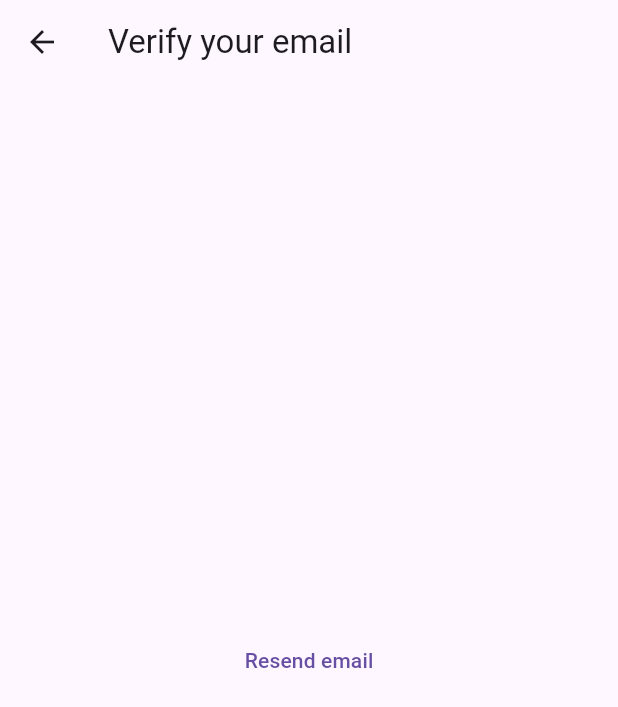
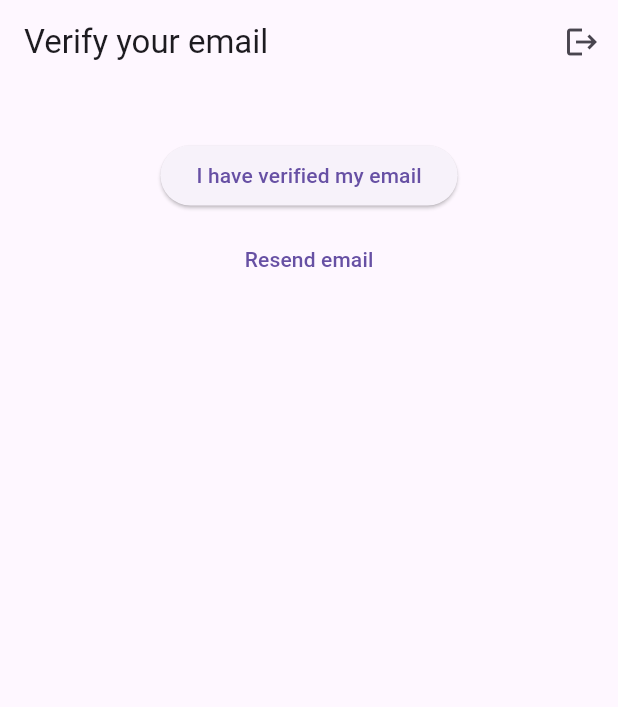
Before and after one commit to ValentinVignal/periodik, a Flutter app: the VerifyEmailScreen screen opened by its route, on a phone screen of 412 x 824 dp. Shown: the top 707 px of the screen. Run offline on Flutter 3.47's test engine with Material 2 defaults, Android fonts, the phone set to English and light mode, and no system bars; our stand-ins replace firebase_auth, firebase_core, go_router, url_strategy; accounts and stored records are empty.

Commit message:
:truck: Move verify email screen inside logged screen

```diff
--- a/lib/screens/verify_email_screen.dart
+++ b/lib/screens/verify_email_screen.dart
@@ -1,19 +1,102 @@
+import 'dart:async';
+
+import 'package:firebase_auth/firebase_auth.dart';
 import 'package:flutter/material.dart';
+import 'package:logging/logging.dart';
+import 'package:periodik/utils/iterable_extension.dart';
+import 'package:periodik/utils/user_notifier.dart';
+import 'package:periodik/widgets/animated_visibility.dart';
 
-class VerifyEmailScreen extends StatelessWidget {
+final _logger = Logger('VerifyEmailScreen');
+
+class VerifyEmailScreen extends StatefulWidget {
   const VerifyEmailScreen({super.key});
+
+  @override
+  State<VerifyEmailScreen> createState() => _VerifyEmailScreenState();
+}
+
+class _VerifyEmailScreenState extends State<VerifyEmailScreen> {
+  var _error = '';
+  late final Timer _timer;
+
+  @override
+  void initState() {
+    super.initState();
+    _timer = Timer.periodic(const Duration(seconds: 2), (timer) {
+      if (mounted) {
+        FirebaseAuth.instance.currentUser!.reload();
+      }
+    });
+  }
+
+  @override
+  void dispose() {
+    _timer.cancel();
+    super.dispose();
+  }
 
   @override
   Widget build(BuildContext context) {
     return Scaffold(
       appBar: AppBar(
         title: const Text('Verify your email'),
+        actions: [
+          IconButton(
+            onPressed: FirebaseAuth.instance.signOut,
+            icon: const Icon(Icons.logout),
+          ),
+        ],
       ),
-      body: Center(
-        child: TextButton(
-          onPressed: () {},
-          child: const Text('Resend email'),
-        ),
+      body: ListView(
+        children: [
+          AnimatedBuilder(
+            animation: userNotifier,
+            builder: (context, _) {
+              return Center(
+                child: Text(userNotifier.value?.email ?? ''),
+              );
+            },
+          ),
+          AnimatedVisibility(
+            visible: _error.isNotEmpty,
+            child: Text(
+              _error,
+              style: TextStyle(color: Theme.of(context).colorScheme.error),
+            ),
+          ),
+          Center(
+            child: ElevatedButton(
+              onPressed: () {
+                FirebaseAuth.instance.currentUser!.reload();
+              },
+              child: const Text('I have verified my email'),
+            ),
+          ),
+          Center(
+            child: TextButton(
+              onPressed: () async {
+                setState(() {
+                  _error = '';
+                });
+                try {
+                  await FirebaseAuth.instance.currentUser!
+                      .sendEmailVerification();
+                } catch (error, stackTrace) {
+                  _logger.severe(
+                    'Could not send the email verification',
+                    error,
+                    stackTrace,
+                  );
+                  setState(() {
+                    _error = 'Unknown error';
+                  });
+                }
+              },
+              child: const Text('Resend email'),
+            ),
+          ),
+        ].separated(const SizedBox(height: 8)).toList(),
       ),
     );
   }
--- a/lib/utils/k_verify_email.dart
+++ b/lib/utils/k_verify_email.dart
@@ -1,3 +1,4 @@
 import 'package:flutter/foundation.dart';
 
+/// Whether or not the email should be verified before logging in.
 const kVerifyEmail = !kDebugMode;
```
Also changed, not shown: lib/router/router.dart (+10 -10 lines), lib/router/routes.dart (+11 -15 lines), lib/screens/sign_up_screen.dart (+21 -31 lines), lib/router/routes.g.dart.
